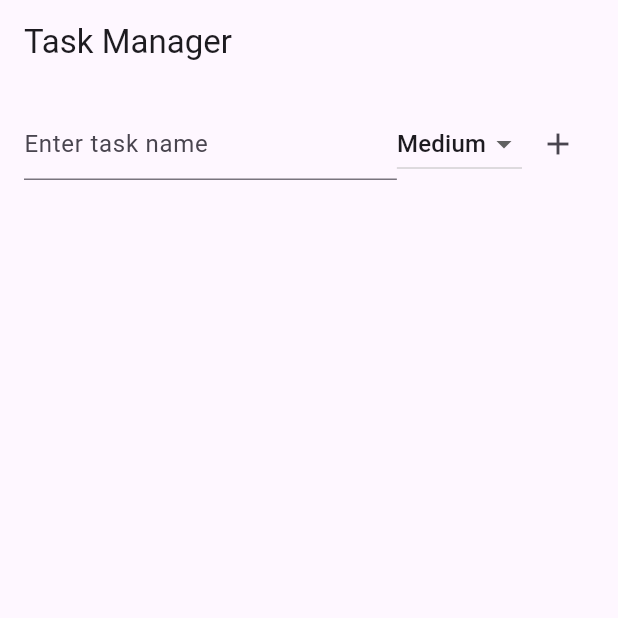
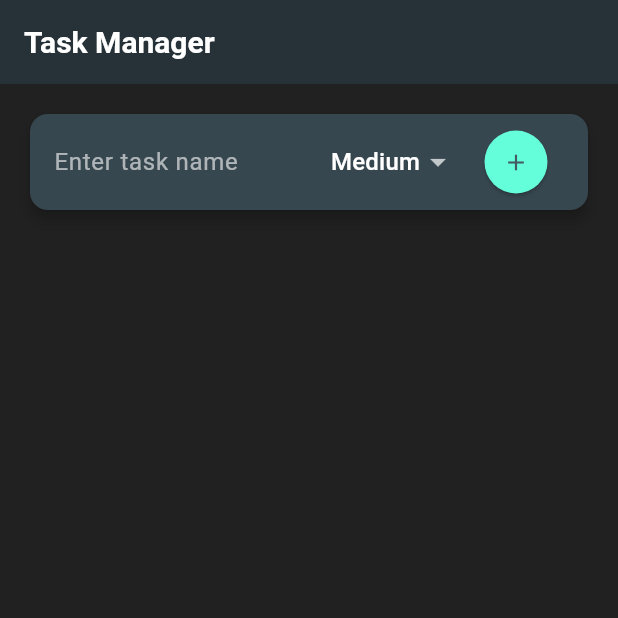
Before and after one commit to Bhati2633/CRUD, a Flutter app: the screen it shows after launch, on a phone screen of 412 x 824 dp, the top half of it. Run offline on Flutter 3.47's test engine with Material 3 defaults, Android fonts, the phone set to English and light mode, and no system bars.

Commit message:
added theme

```diff
--- a/lib/main.dart
+++ b/lib/main.dart
@@ -9,8 +9,26 @@ class TaskManagerApp extends StatelessWidget {
   Widget build(BuildContext context) {
     return MaterialApp(
       title: 'Task Manager',
-      theme: ThemeData(
-        primarySwatch: Colors.blue,
+      theme: ThemeData.dark().copyWith(
+        primaryColor: Colors.blueGrey[900],
+        scaffoldBackgroundColor: Colors.grey[900],
+        appBarTheme: AppBarTheme(
+          backgroundColor: Colors.blueGrey[900],
+          elevation: 0,
+        ),
+        colorScheme: ColorScheme.dark(
+          primary: Colors.blueGrey[700]!,
+          secondary: Colors.tealAccent,
+          surface: Colors.blueGrey[800]!,
+          background: Colors.grey[900]!,
+        ),
+        cardColor: Colors.blueGrey[800],
+        dividerColor: Colors.blueGrey[700],
+        textTheme: TextTheme(
+          titleLarge: TextStyle(fontSize: 20, fontWeight: FontWeight.bold, color: Colors.white),
+          titleMedium: TextStyle(fontSize: 16, fontWeight: FontWeight.w500, color: Colors.white70),
+          bodyMedium: TextStyle(fontSize: 14, color: Colors.white60),
+        ),
       ),
       home: TaskListScreen(),
     );
@@ -67,25 +85,40 @@ class _TaskListScreenState extends State<TaskListScreen> {
   Widget build(BuildContext context) {
     return Scaffold(
       appBar: AppBar(
-        title: Text('Task Manager'),
+        title: Text('Task Manager', style: TextStyle(fontWeight: FontWeight.bold)),
       ),
-      body: Padding(
+      body: Container(
+        color: Theme.of(context).scaffoldBackgroundColor,
+        child: Padding(
           padding: const EdgeInsets.all(16.0),
           child: Column(
             children: [
-            Row(
+              Card(
+                elevation: 4,
+                shape: RoundedRectangleBorder(
+                  borderRadius: BorderRadius.circular(12),
+                ),
+                child: Padding(
+                  padding: const EdgeInsets.symmetric(horizontal: 16, vertical: 8),
+                  child: Row(
                     children: [
                       Expanded(
                         child: TextField(
                           controller: _taskController,
-                    decoration: InputDecoration(hintText: 'Enter task name'),
+                          style: TextStyle(color: Colors.white),
+                          decoration: InputDecoration(
+                            hintText: 'Enter task name',
+                            hintStyle: TextStyle(color: Colors.white60),
+                            border: InputBorder.none,
+                          ),
                         ),
                       ),
                       DropdownButton<String>(
                         value: _selectedPriority,
+                        dropdownColor: Theme.of(context).cardColor,
                         items: ['Low', 'Medium', 'High']
                             .map((priority) => DropdownMenuItem(
-                            child: Text(priority),
+                                  child: Text(priority, style: TextStyle(color: Colors.white)),
                                   value: priority,
                                 ))
                             .toList(),
@@ -94,37 +127,60 @@ class _TaskListScreenState extends State<TaskListScreen> {
                             _selectedPriority = value!;
                           });
                         },
+                        underline: Container(),
                       ),
-                IconButton(
-                  icon: Icon(Icons.add),
+                      SizedBox(width: 8),
+                      ElevatedButton(
+                        child: Icon(Icons.add),
                         onPressed: _addTask,
-                )
+                        style: ElevatedButton.styleFrom(
+                          shape: CircleBorder(),
+                          padding: EdgeInsets.all(12),
+                          backgroundColor: Theme.of(context).colorScheme.secondary,
+                        ),
+                      ),
                     ],
                   ),
+                ),
+              ),
+              SizedBox(height: 16),
               Expanded(
                 child: ListView.builder(
                   itemCount: _tasks.length,
                   itemBuilder: (context, index) {
-                  return ListTile(
+                    return Card(
+                      elevation: 2,
+                      margin: EdgeInsets.symmetric(vertical: 4),
+                      child: ListTile(
                         leading: Checkbox(
                           value: _tasks[index].isCompleted,
                           onChanged: (value) {
                             _toggleTaskCompletion(index);
                           },
+                          activeColor: Theme.of(context).colorScheme.secondary,
                         ),
                         title: Text(
                           _tasks[index].name,
                           style: TextStyle(
                             decoration: _tasks[index].isCompleted
                                 ? TextDecoration.lineThrough
-                              : TextDecoration.none),
+                                : TextDecoration.none,
+                            color: _tasks[index].isCompleted ? Colors.white38 : Colors.white,
                           ),
-                    subtitle: Text('Priority: ${_tasks[index].priority}'),
+                        ),
+                        subtitle: Text(
+                          'Priority: ${_tasks[index].priority}',
+                          style: TextStyle(
+                            color: _getPriorityColor(_tasks[index].priority),
+                            fontWeight: FontWeight.bold,
+                          ),
+                        ),
                         trailing: IconButton(
-                      icon: Icon(Icons.delete),
+                          icon: Icon(Icons.delete, color: Colors.redAccent),
                           onPressed: () {
                             _deleteTask(index);
                           },
+                        ),
                       ),
                     );
                   },
@@ -133,6 +189,20 @@ class _TaskListScreenState extends State<TaskListScreen> {
             ],
           ),
         ),
+      ),
     );
   }
+
+  Color _getPriorityColor(String priority) {
+    switch (priority) {
+      case 'High':
+        return Colors.redAccent;
+      case 'Medium':
+        return Colors.amberAccent;
+      case 'Low':
+        return Colors.greenAccent;
+      default:
+        return Colors.white;
     }
+  }
+}
```
Lines whose indentation alone changed are shown as unchanged.
